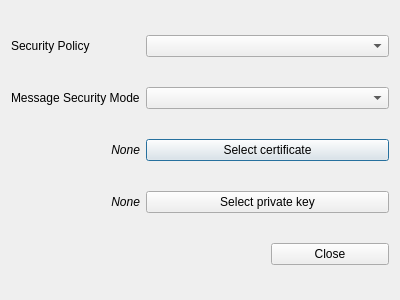
This is client/connection_ui.ui in ilManno/OPCUA_PyClient_NodeServer as Qt 5 draws it before an edit. The edited form follows.
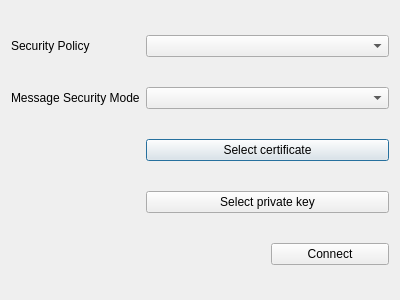
This is the edited form. Icons and pictures are not drawn.

Commit message: Update tree, subscription, and connection options

Patch:
```diff
--- a/client/connection_ui.ui
+++ b/client/connection_ui.ui
@@ -26,7 +26,7 @@
       </font>
      </property>
      <property name="text">
-      <string>None</string>
+      <string/>
      </property>
      <property name="alignment">
       <set>Qt::AlignRight|Qt::AlignTrailing|Qt::AlignVCenter</set>
@@ -61,7 +61,7 @@
       </font>
      </property>
      <property name="text">
-      <string>None</string>
+      <string/>
      </property>
      <property name="alignment">
       <set>Qt::AlignRight|Qt::AlignTrailing|Qt::AlignVCenter</set>
@@ -91,7 +91,7 @@
    <item row="4" column="2">
     <widget class="QPushButton" name="closeButton">
      <property name="text">
-      <string>Close</string>
+      <string>Connect</string>
      </property>
     </widget>
    </item>
```
The commit also changes 4 other files.
